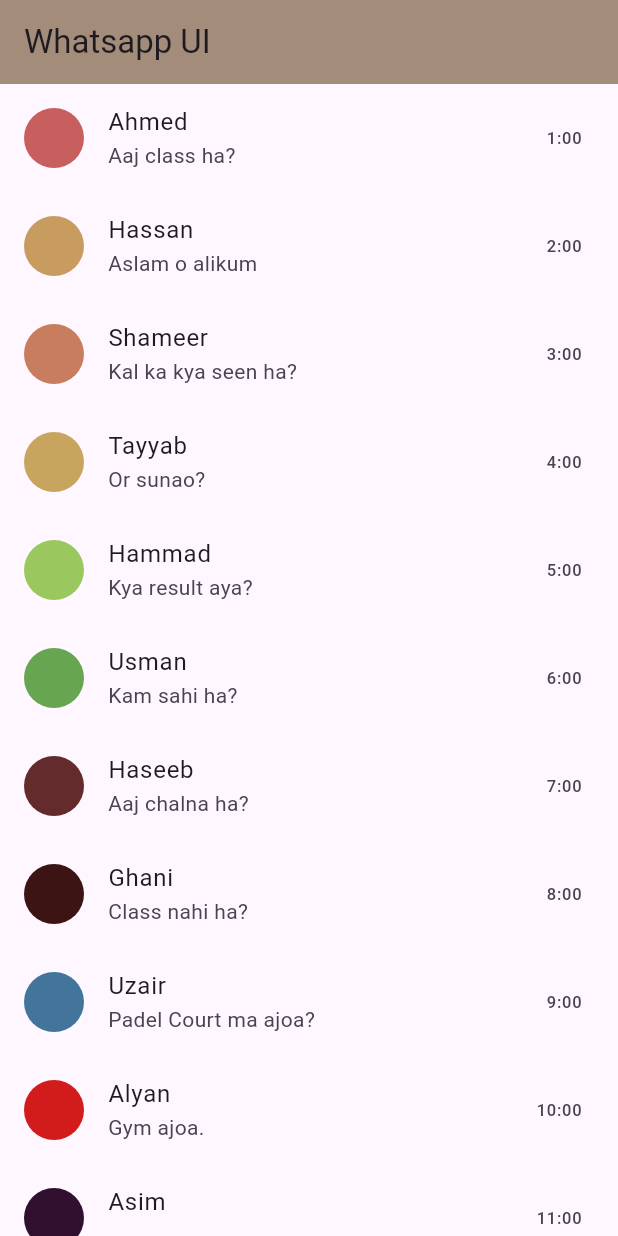
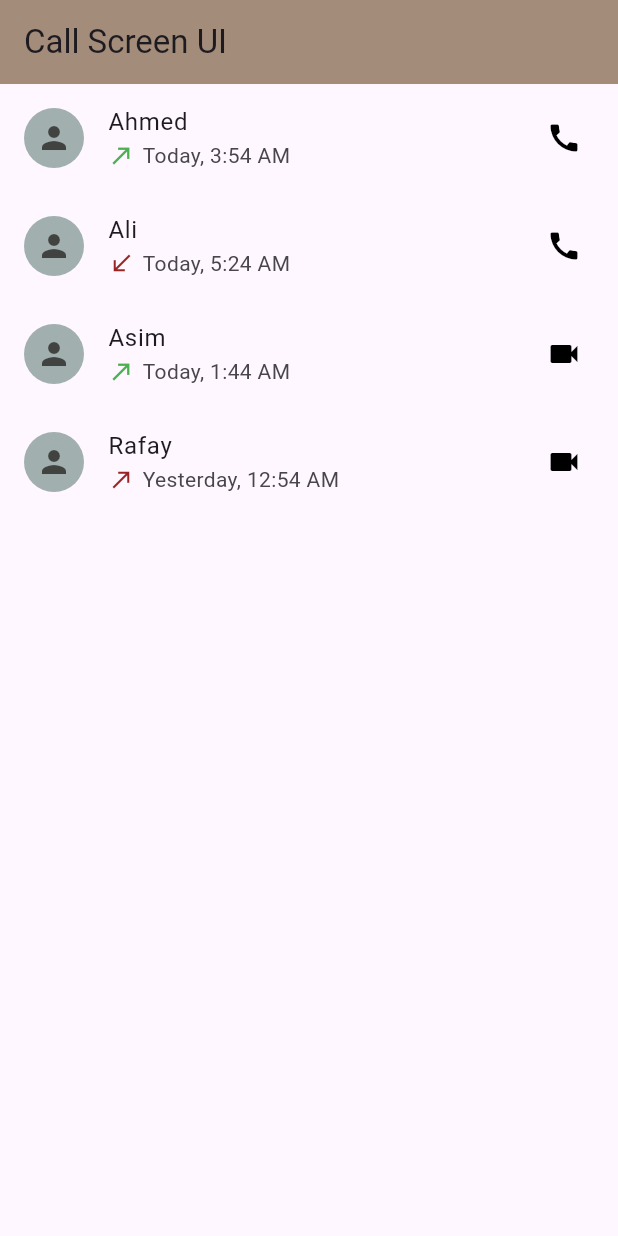
Before and after one commit to DawoodGMustafa/SMIT-WhatsApp-Message-Page-UI, a Flutter app: the screen it shows after launch, on a phone screen of 412 x 824 dp. Run offline on Flutter 3.47's test engine with Material 3 defaults, Android fonts, the phone set to English and light mode, and no system bars.

```diff
--- a/lib/main.dart
+++ b/lib/main.dart
@@ -1,3 +1,277 @@
+                  //  Whats App Message UI............................
+
+
+// import 'package:flutter/material.dart';
+
+// void main (){
+
+// runApp(MyApp());
+
+// }
+
+
+
+// class MyApp extends StatelessWidget {
+//   const MyApp ({super.key});
+
+//   @override
+//   Widget build(BuildContext context) {
+//     return MaterialApp(
+// debugShowCheckedModeBanner:false,
+//       home: Scaffold(
+//         appBar: AppBar(
+//           title: Text("Whatsapp UI"),
+//           backgroundColor: Color.fromARGB(151, 102, 66, 30),
+//         ),
+//         body : SingleChildScrollView(
+//           child: Column(children: [
+
+
+
+//             ListTile(
+//               leading: CircleAvatar(backgroundColor: Color.fromARGB(255, 200, 95, 95)),
+//               title: Text("Ahmed"),
+//               subtitle: Text("Aaj class ha?"),
+//               trailing: Text("1:00"),
+//             ),
+//             ListTile(
+//               leading: CircleAvatar(backgroundColor: Color.fromARGB(255, 200, 156, 95)),
+//               title: Text("Hassan"),
+//               subtitle: Text("Aslam o alikum"),
+//               trailing: Text("2:00"),
+//             ),
+//             ListTile(
+//               leading: CircleAvatar(backgroundColor: Color.fromARGB(255, 200, 125, 95)),
+//               title: Text("Shameer"),
+//               subtitle: Text("Kal ka kya seen ha?"),
+//               trailing: Text("3:00"),
+//             ),
+//             ListTile(
+//               leading: CircleAvatar(backgroundColor: Color.fromARGB(255, 200, 165, 95)),
+//               title: Text("Tayyab"),
+//               subtitle: Text("Or sunao?"),
+//               trailing: Text("4:00"),
+//             ),
+//             ListTile(
+//               leading: CircleAvatar(backgroundColor: Color.fromARGB(255, 154, 200, 95)),
+//               title: Text("Hammad"),
+//               subtitle: Text("Kya result aya?"),
+//               trailing: Text("5:00"),
+//             ),
+//             ListTile(
+//               leading: CircleAvatar(backgroundColor: Color.fromARGB(255, 104, 165, 81)),
+//               title: Text("Usman"),
+//               subtitle: Text("Kam sahi ha?"),
+//               trailing: Text("6:00"),
+//             ),
+//             ListTile(
+//               leading: CircleAvatar(backgroundColor: Color.fromARGB(255, 99, 43, 43)),
+//               title: Text("Haseeb"),
+//               subtitle: Text("Aaj chalna ha?"),
+//               trailing: Text("7:00"),
+//             ),
+//             ListTile(
+//               leading: CircleAvatar(backgroundColor: Color.fromARGB(255, 60, 20, 20)),
+//               title: Text("Ghani"),
+//               subtitle: Text("Class nahi ha?"),
+//               trailing: Text("8:00"),
+//             ),
+//             ListTile(
+//               leading: CircleAvatar(backgroundColor: Color.fromARGB(255, 66, 117, 153)),
+//               title: Text("Uzair"),
+//               subtitle: Text("Padel Court ma ajoa?"),
+//               trailing: Text("9:00"),
+//             ),
+//             ListTile(
+//               leading: CircleAvatar(backgroundColor: Color.fromARGB(255, 210, 27, 27)),
+//               title: Text("Alyan"),
+//               subtitle: Text("Gym ajoa."),
+//               trailing: Text("10:00"),
+//             ),
+//             ListTile(
+//               leading: CircleAvatar(backgroundColor: Color.fromARGB(255, 49, 15, 46)),
+//               title: Text("Asim"),
+//               subtitle: Text("..."),
+//               trailing: Text("11:00"),
+//             ),
+//             ListTile(
+//               leading: CircleAvatar(backgroundColor: Color.fromARGB(255, 19, 34, 80)),
+//               title: Text("Rafay"),
+//               subtitle: Text("Ball de yar"),
+//               trailing: Text("12:00"),
+//             ),
+//             ListTile(
+//               leading: CircleAvatar(backgroundColor: Color.fromARGB(255, 153, 132, 210)),
+//               title: Text("Talha"),
+//               subtitle: Text("College jana ha?"),
+//               trailing: Text("1:30"),
+//             ),
+//             ListTile(
+//               leading: CircleAvatar(backgroundColor: Color.fromARGB(255, 25, 116, 107)),
+//               title: Text("Akram"),
+//               subtitle: Text("kis time?"),
+//               trailing: Text("2:30"),
+//             ),
+//             ListTile(
+//               leading: CircleAvatar(backgroundColor: Color.fromARGB(255, 201, 36, 135)),
+//               title: Text("Kashan"),
+//               subtitle: Text("sat ha yaar"),
+//               trailing: Text("3:30"),
+//             ),
+//             ListTile(
+//               leading: CircleAvatar(backgroundColor: Color.fromARGB(255, 49, 61, 86)),
+//               title: Text("Abdullah"),
+//               subtitle: Text("Nahi yaar"),
+//               trailing: Text("4:30"),
+//             ),
+//             ListTile(
+//               leading: CircleAvatar(backgroundColor: Color.fromARGB(255, 202, 164, 164)),
+//               title: Text("Saad"),
+//               subtitle: Text("Ok`"),
+//               trailing: Text("5:30"),
+//             ),
+//           ],
+//         )
+//        )
+//       )
+//     );
+//   }
+// }
+
+
+                      // Whats App Status UI................................
+
+
+
+//   import 'package:flutter/material.dart';
+
+// void main (){
+
+// runApp(MyApp());
+
+// }
+
+
+// class MyApp extends StatelessWidget {
+//   const MyApp ({super.key});
+
+//   @override
+//   Widget build(BuildContext context) {
+//     return MaterialApp(
+//       debugShowCheckedModeBanner: false,
+//       home: Scaffold(
+//         appBar: AppBar(
+//           title: Text("Status UI"),
+//           backgroundColor: Color.fromARGB(151, 102, 66, 30),
+//         ),
+//         body : SingleChildScrollView(
+//           child: Column(children: [
+
+// ListTile(
+//   leading: Stack(
+//     children: [
+//       CircleAvatar(
+//         backgroundColor: Color.fromARGB(234, 153, 168, 168),
+//         child: Icon(
+//           Icons.person,
+//           color: Color.fromARGB(224, 52, 52, 50),
+//         ),
+//       ),
+
+//       Positioned(
+//         bottom: 0,
+//         right: 0,
+//         child: CircleAvatar(
+//           radius: 10,
+//           backgroundColor: Colors.green,
+//           child: Icon(
+//             Icons.add,
+//             size: 15,
+//             color: Colors.white,
+//           ),
+//         ),
+//       ),
+//     ],
+//   ),
+//   title: Text("Add status"),
+//   subtitle: Text("Tap to add status update"),
+// ),
+
+
+// ListTile(
+//   leading: Text("Recent Updates"),
+// ),
+
+
+// ListTile(
+//   leading: CircleAvatar(
+
+//     backgroundColor: Color.fromARGB(234, 153, 168, 168),
+//     child: Icon(
+//       Icons.person,
+//       color: Color.fromARGB(224, 52, 52, 50),
+//     ),
+//   ),
+//   title: Text("Hassan"),
+//   trailing:Text("Today, 3:54 AM"),
+// ),
+
+
+// ListTile(
+//   leading: CircleAvatar(
+
+//     backgroundColor: Color.fromARGB(234, 153, 168, 168),
+//     child: Icon(
+//       Icons.person,
+//       color: Color.fromARGB(224, 52, 52, 50),
+//     ),
+//   ),
+//   title: Text("Uzair"),
+//   trailing:Text("Yesterday, 8:10 PM"),
+// ),
+
+// ListTile(
+//   leading: CircleAvatar(
+
+//     backgroundColor: Color.fromARGB(234, 153, 168, 168),
+//     child: Icon(
+//       Icons.person,
+//       color: Color.fromARGB(224, 52, 52, 50),
+//     ),
+//   ),
+//   title: Text("Ghani"),
+//   trailing:Text("Yesterday, 4:11 PM"),
+// ),
+
+
+// ListTile(
+//   leading: CircleAvatar(
+
+//     backgroundColor: Color.fromARGB(234, 153, 168, 168),
+//     child: Icon(
+//       Icons.person,
+//       color: Color.fromARGB(224, 52, 52, 50),
+//     ),
+//   ),
+//   title: Text("Uzair"),
+//   trailing:Text("Yesterday, 6:05 PM"),
+// ),
+
+//           ],
+//           ),
+//         )
+//       ),
+//     );
+//   }
+// }
+
+
+
+
+
+
+                    // Whats App Call UI...............................
+
 
 
    import 'package:flutter/material.dart';
@@ -9,121 +283,126 @@
 }
 
 
-
 class MyApp extends StatelessWidget {
   const MyApp ({super.key});
 
   @override
   Widget build(BuildContext context) {
     return MaterialApp(
+      debugShowCheckedModeBanner: false,
       home: Scaffold(
         appBar: AppBar(
-          title: Text("Whatsapp UI"),
+          title: Text("Call Screen UI"),
           backgroundColor: Color.fromARGB(151, 102, 66, 30),
         ),
         body : SingleChildScrollView(
           child: Column(children: [
+
 ListTile(
-              leading: CircleAvatar(backgroundColor: Color.fromARGB(255, 200, 95, 95)),
+ leading: CircleAvatar(
+    backgroundColor: Color.fromARGB(234, 153, 168, 168),
+    child: Icon(
+      Icons.person,
+      color: Color.fromARGB(224, 52, 52, 50),
+    ),
+  ),
   title: Text("Ahmed"),
-              subtitle: Text("Aaj class ha?"),
-              trailing: Text("1:00"),
+  subtitle: Row(
+    children: [
+      Icon(
+        Icons.call_made,
+        color: Colors.green,
+        size: 18,
       ),
+      SizedBox(width: 5),
+      Text("Today, 3:54 AM"),
+    ],
+  ),
+  trailing: Icon(
+    Icons.call,
+    color: Colors.black,
+  ),
+),
+
+
 ListTile(
-              leading: CircleAvatar(backgroundColor: Color.fromARGB(255, 200, 156, 95)),
-              title: Text("Hassan"),
-              subtitle: Text("Aslam o alikum"),
-              trailing: Text("2:00"),
+ leading: CircleAvatar(
+    backgroundColor: Color.fromARGB(234, 153, 168, 168),
+    child: Icon(
+      Icons.person,
+      color: Color.fromARGB(224, 52, 52, 50),
     ),
+  ),
+  title: Text("Ali"),
+  subtitle: Row(
+    children: [
+      Icon(
+        Icons.call_received,
+        color: const Color.fromARGB(255, 152, 35, 35),
+        size: 18,
+      ),
+      SizedBox(width: 5),
+      Text("Today, 5:24 AM"),
+    ],
+  ),
+  trailing: Icon(
+    Icons.call,
+    color: Colors.black,
+  ),
+),
+
+
 ListTile(
-              leading: CircleAvatar(backgroundColor: Color.fromARGB(255, 200, 125, 95)),
-              title: Text("Shameer"),
-              subtitle: Text("Kal ka kya seen ha?"),
-              trailing: Text("3:00"),
+ leading: CircleAvatar(
+    backgroundColor: Color.fromARGB(234, 153, 168, 168),
+    child: Icon(
+      Icons.person,
+      color: Color.fromARGB(224, 52, 52, 50),
     ),
+  ),
+  title: Text("Asim"),
+  subtitle: Row(
+    children: [
+      Icon(
+        Icons.call_made,
+        color: Colors.green,
+        size: 18,
+      ),
+      SizedBox(width: 5),
+      Text("Today, 1:44 AM"),
+    ],
+  ),
+  trailing: Icon(
+    Icons.videocam,
+    color: Colors.black,
+  ),
+),
+
+
 ListTile(
-              leading: CircleAvatar(backgroundColor: Color.fromARGB(255, 200, 165, 95)),
-              title: Text("Tayyab"),
-              subtitle: Text("Or sunao?"),
-              trailing: Text("4:00"),
+ leading: CircleAvatar(
+    backgroundColor: Color.fromARGB(234, 153, 168, 168),
+    child: Icon(
+      Icons.person,
+      color: Color.fromARGB(224, 52, 52, 50),
     ),
-            ListTile(
-              leading: CircleAvatar(backgroundColor: Color.fromARGB(255, 154, 200, 95)),
-              title: Text("Hammad"),
-              subtitle: Text("Kya result aya?"),
-              trailing: Text("5:00"),
   ),
-            ListTile(
-              leading: CircleAvatar(backgroundColor: Color.fromARGB(255, 104, 165, 81)),
-              title: Text("Usman"),
-              subtitle: Text("Kam sahi ha?"),
-              trailing: Text("6:00"),
+  title: Text("Rafay"),
+  subtitle: Row(
+    children: [
+      Icon(
+        Icons.call_made,
+        color: Color.fromARGB(255, 152, 35, 35),
+        size: 18,
       ),
-            ListTile(
-              leading: CircleAvatar(backgroundColor: Color.fromARGB(255, 99, 43, 43)),
-              title: Text("Haseeb"),
-              subtitle: Text("Aaj chalna ha?"),
-              trailing: Text("7:00"),
+      SizedBox(width: 5),
+      Text("Yesterday, 12:54 AM"),
+    ],
   ),
-            ListTile(
-              leading: CircleAvatar(backgroundColor: Color.fromARGB(255, 60, 20, 20)),
-              title: Text("Ghani"),
-              subtitle: Text("Class nahi ha?"),
-              trailing: Text("8:00"),
+  trailing: Icon(
+    Icons.videocam,
+    color: Colors.black,
   ),
-            ListTile(
-              leading: CircleAvatar(backgroundColor: Color.fromARGB(255, 66, 117, 153)),
-              title: Text("Uzair"),
-              subtitle: Text("Padel Court ma ajoa?"),
-              trailing: Text("9:00"),
-            ),
-            ListTile(
-              leading: CircleAvatar(backgroundColor: Color.fromARGB(255, 210, 27, 27)),
-              title: Text("Alyan"),
-              subtitle: Text("Gym ajoa."),
-              trailing: Text("10:00"),
-            ),
-            ListTile(
-              leading: CircleAvatar(backgroundColor: Color.fromARGB(255, 49, 15, 46)),
-              title: Text("Asim"),
-              subtitle: Text("..."),
-              trailing: Text("11:00"),
-            ),
-            ListTile(
-              leading: CircleAvatar(backgroundColor: Color.fromARGB(255, 19, 34, 80)),
-              title: Text("Rafay"),
-              subtitle: Text("Ball de yar"),
-              trailing: Text("12:00"),
-            ),
-            ListTile(
-              leading: CircleAvatar(backgroundColor: Color.fromARGB(255, 153, 132, 210)),
-              title: Text("Talha"),
-              subtitle: Text("College jana ha?"),
-              trailing: Text("1:30"),
-            ),
-            ListTile(
-              leading: CircleAvatar(backgroundColor: Color.fromARGB(255, 25, 116, 107)),
-              title: Text("Akram"),
-              subtitle: Text("kis time?"),
-              trailing: Text("2:30"),
-            ),
-            ListTile(
-              leading: CircleAvatar(backgroundColor: Color.fromARGB(255, 201, 36, 135)),
-              title: Text("Kashan"),
-              subtitle: Text("sat ha yaar"),
-              trailing: Text("3:30"),
-            ),
-            ListTile(
-              leading: CircleAvatar(backgroundColor: Color.fromARGB(255, 49, 61, 86)),
-              title: Text("Abdullah"),
-              subtitle: Text("Nahi yaar"),
-              trailing: Text("4:30"),
-            ),
-            ListTile(
-              leading: CircleAvatar(backgroundColor: Color.fromARGB(255, 202, 164, 164)),
-              title: Text("Saad"),
-              subtitle: Text("Ok`"),
-              trailing: Text("5:30"),
 ),
 
           ],
@@ -132,5 +411,4 @@
       ),
     );
   }
-
 }
```
Lines whose indentation alone changed are shown as unchanged.
